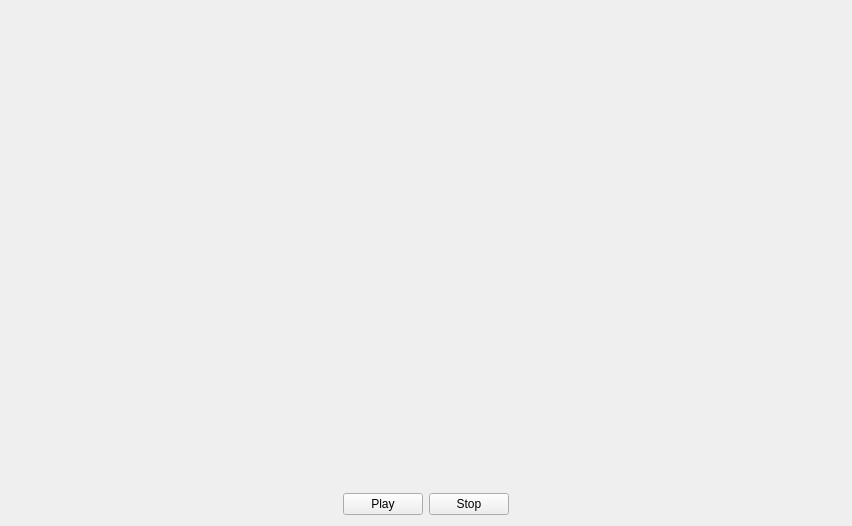
Qt form GUI/GUI_Util/formvideolive.ui (Abay11/onvif_client) before a commit.
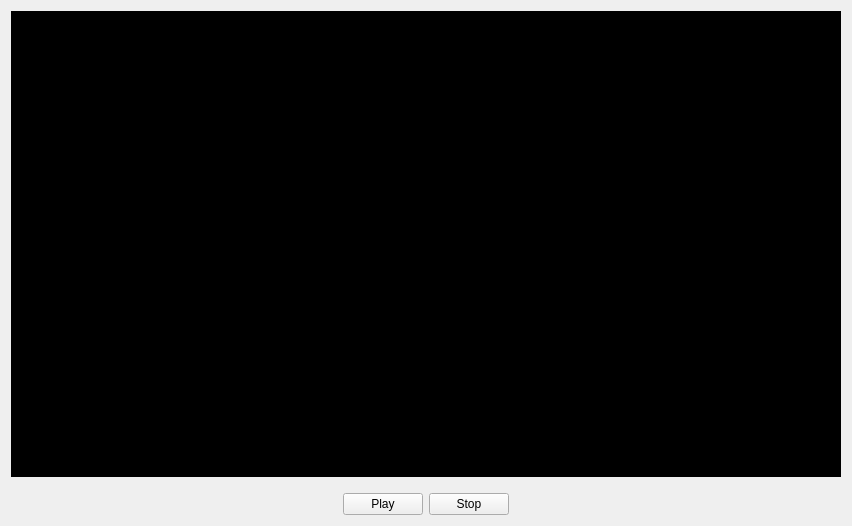
The same form after that commit.

```diff
--- a/GUI/GUI_Util/formvideolive.ui
+++ b/GUI/GUI_Util/formvideolive.ui
@@ -15,7 +15,14 @@
   </property>
   <layout class="QVBoxLayout" name="verticalLayout" stretch="1,0">
    <item>
-    <widget class="QWidget" name="widget" native="true"/>
+    <widget class="QWidget" name="widget" native="true">
+     <property name="autoFillBackground">
+      <bool>false</bool>
+     </property>
+     <property name="styleSheet">
+      <string notr="true">background: black</string>
+     </property>
+    </widget>
    </item>
    <item>
     <layout class="QHBoxLayout" name="horizontalLayout">
```
Left out of the diff: 4 changed lines with no effect on the pictures.
